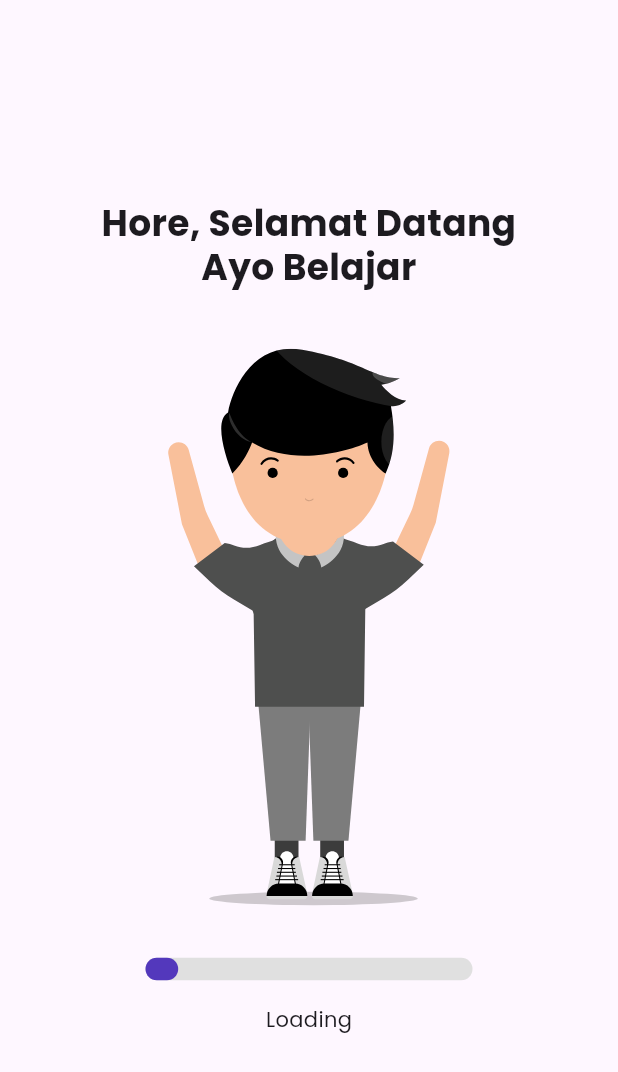
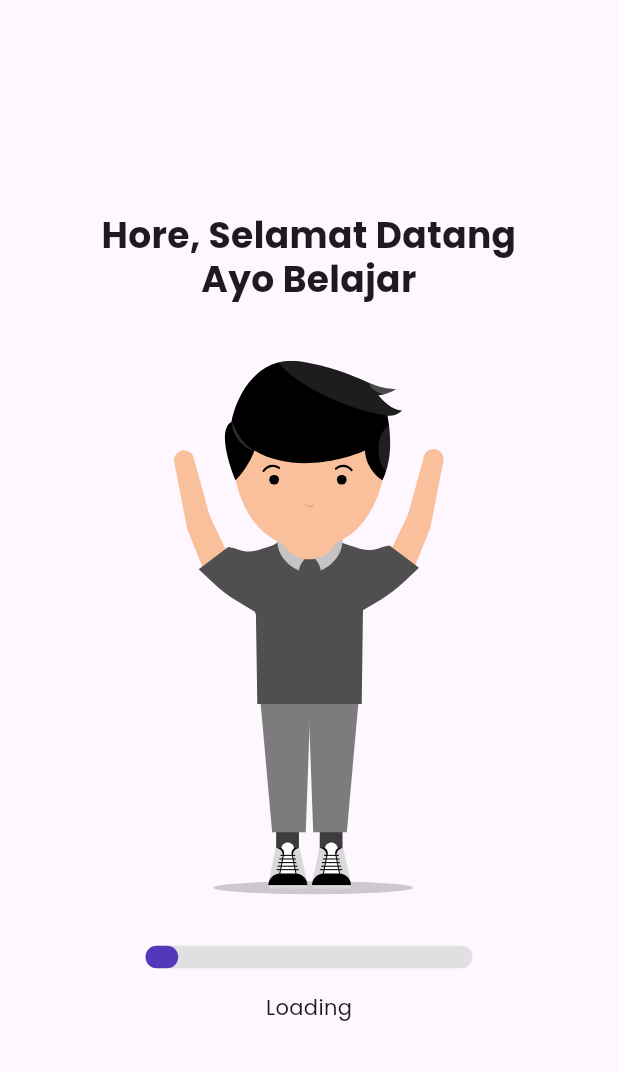
Before and after one commit to luqmanhadisudiana/Amplop-Duit, a Flutter app: the screen it shows after launch, after a tap on "Mulai", after a tap on "Login dengan akun", on a phone screen of 412 x 824 dp. Shown: the top 1072 px of the screen. Run offline on Flutter 3.47's test engine with Material 3 defaults, Android fonts, the phone set to English and light mode, and no system bars; our stand-ins replace flutter_svg, lottie, shared_preferences, youtube_player_flutter.

Commit message:
added container on loading image

```diff
--- a/lib/component/appbar/default_appbar.dart
+++ b/lib/component/appbar/default_appbar.dart
@@ -16,6 +16,7 @@ class DefaultAppbar extends StatelessWidget implements PreferredSizeWidget {
   @override
   Widget build(BuildContext context) {
     return AppBar(
+      centerTitle: true,
       title: Text(
         title,
         style: const TextStyle(
--- a/lib/screens/loading/main_loading.dart
+++ b/lib/screens/loading/main_loading.dart
@@ -83,7 +83,10 @@ class _MainLoadingState extends State<MainLoading> {
               ),
               const SizedBox(height: 40.0),
               // Image.asset("assets/img/avatar.png"),
-              SvgPicture.asset("assets/img/avatar-hand-up.svg"),
+              SizedBox(
+                height: 370,
+                child: SvgPicture.asset("assets/img/avatar-hand-up.svg"),
+              ),
               const SizedBox(height: 20.0),
               if (isLoading)
                 Container(
```
